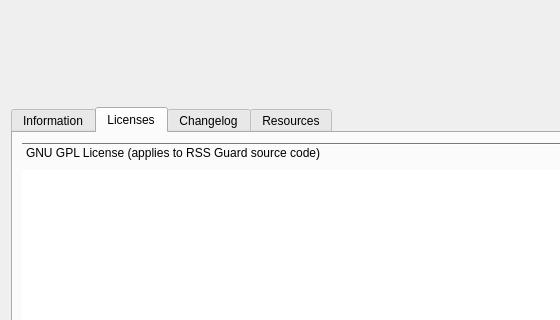
Before: the Qt Designer form src/librssguard/gui/dialogs/formabout.ui in martinrotter/rssguard, drawn with Qt 5; both pictures show x 0 to 560 and y 0 to 320 of the 727 by 446 pixel window.
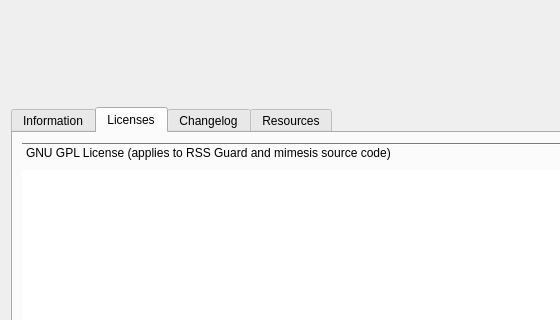
After: the same form once the commit is applied. The open tabs and pages were chosen to show the change.

Commit message: Add mimesis library.

Patch:
```diff
--- a/src/librssguard/gui/dialogs/formabout.ui
+++ b/src/librssguard/gui/dialogs/formabout.ui
@@ -167,7 +167,7 @@
            <bool>true</bool>
           </property>
           <attribute name="label">
-           <string>GNU GPL License (applies to RSS Guard source code)</string>
+           <string>GNU GPL License (applies to RSS Guard and mimesis source code)</string>
           </attribute>
           <attribute name="toolTip">
            <string>GNU GPL License</string>
```
Left out of the diff: 2 changed lines with no effect on the pictures. The commit also changes 8 other files.
